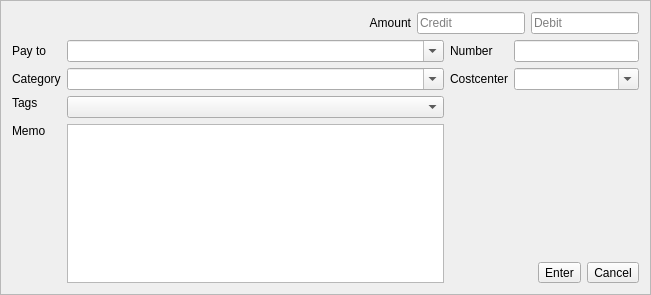
This is kmymoney/views/newspliteditor.ui in KDE/kmymoney as Qt 5 draws it before an edit. The edited form follows.
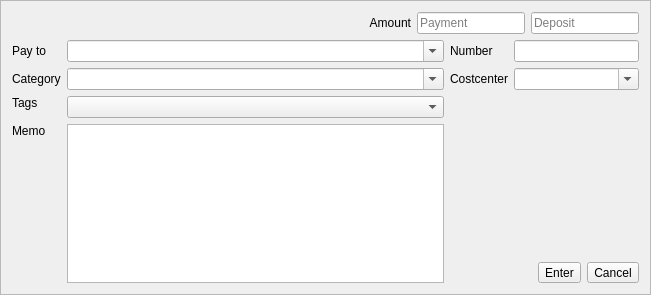
This is the edited form. Custom widgets are drawn as their Qt base class.

Commit message:
Always show payment and deposit columns
and enter payment and deposit in separated widgets

Patch:
```diff
--- a/kmymoney/views/newspliteditor.ui
+++ b/kmymoney/views/newspliteditor.ui
@@ -51,7 +51,7 @@
         </sizepolicy>
        </property>
        <property name="placeholderText">
-        <string>Credit</string>
+        <string>Payment</string>
        </property>
       </widget>
      </item>
@@ -64,7 +64,7 @@
         </sizepolicy>
        </property>
        <property name="placeholderText">
-        <string>Debit</string>
+        <string>Deposit</string>
        </property>
       </widget>
      </item>
```
Left out of the diff: 12 changed lines with no effect on the pictures. The commit also changes 9 other files.
